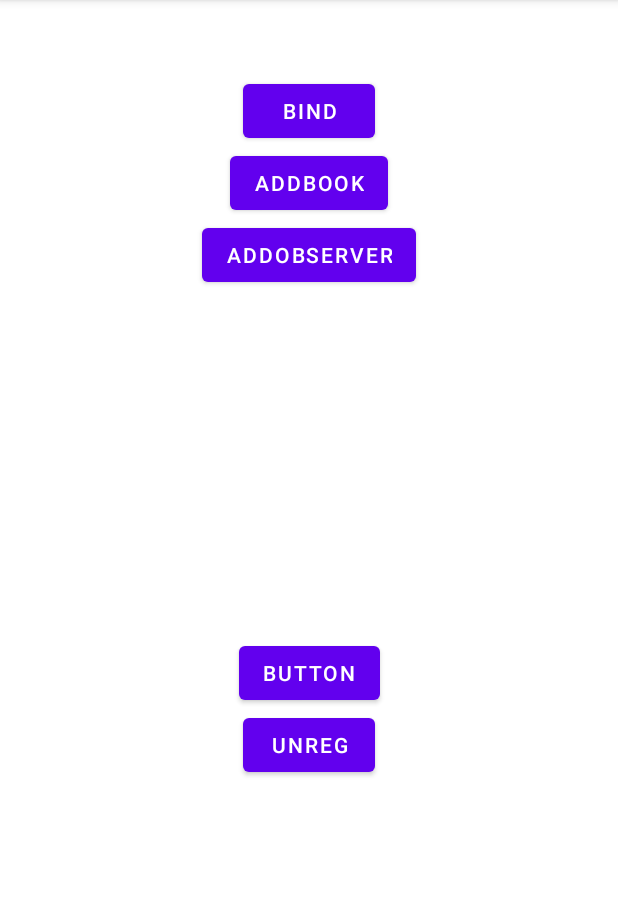
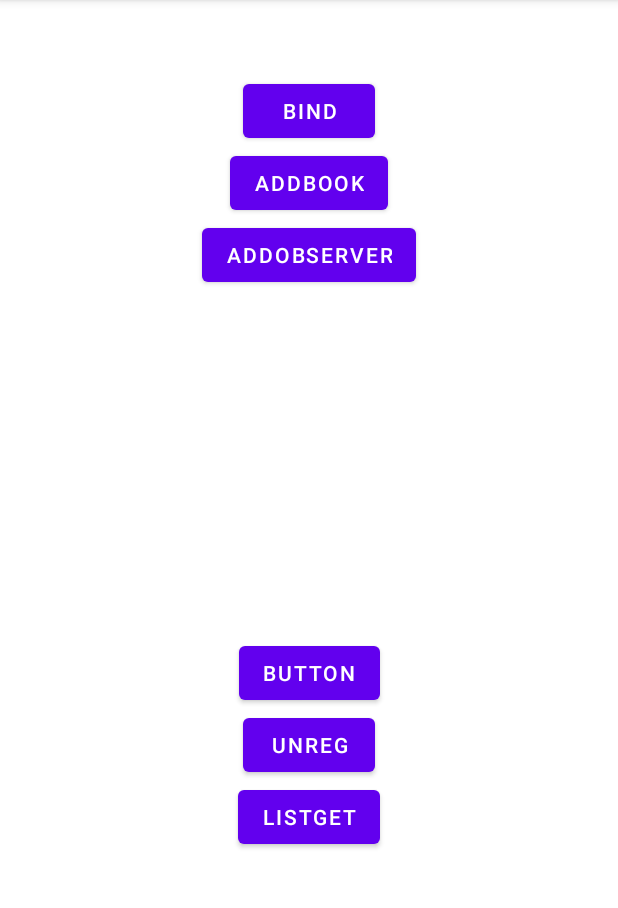
Before and after one commit to MonsterTTL/Android-Impove, an Android app: the screen it shows after launch (MainActivity), on a phone screen of 412 x 824 dp, the part 84-992 px from its top. Run offline under Robolectric (Android 15) with nearby library versions, the phone set to English and light mode, and no system bars; our stand-ins replace data binding.

Commit message:
ipcdemo2-gai

```diff
--- a/IPCDemo2/app/src/main/java/com/example/ipcdemo2/MainActivity.java
+++ b/IPCDemo2/app/src/main/java/com/example/ipcdemo2/MainActivity.java
@@ -26,7 +26,7 @@ public class MainActivity extends AppCompatActivity {
     BookManager manager;
     int Bookcounter = 0;
     int obCounter = 0;
-    private static final String TAG = "MainActivity";
+    private static final String TAG = "BookManager";
     ArrayList<Observers> obList = new ArrayList<>();
 
     @Override
@@ -69,10 +69,28 @@ public class MainActivity extends AppCompatActivity {
             }
         });
 
+        binding.btGetList.setOnClickListener(new View.OnClickListener() {
+            @Override
+            public void onClick(View v) {
+            new Thread(new Runnable() {
+                    @Override
+                    public void run() {
+                        try {
+                            manager.getBookList();
+                        } catch (RemoteException e) {
+                            throw new RuntimeException(e);
+                        }
+                    }
+                }).start();
+
+            }
+        });
+
         binding.btShow.setOnClickListener(new View.OnClickListener() {
             @Override
             public void onClick(View v) {
                 Log.d(TAG, "接下来是客户端中的数据:");
+                Log.d(TAG, "current:"+Thread.currentThread().getName());
                 for(int i = 0;i < obList.size();i++){
                     Log.d(TAG, "My Id is: "+obList.get(i).Id);
                 }
--- a/IPCDemo2/app/src/main/java/com/example/ipcdemo2/Observers.java
+++ b/IPCDemo2/app/src/main/java/com/example/ipcdemo2/Observers.java
@@ -18,7 +18,13 @@ public class Observers extends IonNewBookArrived.Stub {
 
     @Override
     public void onNewBookArrived(Book newBook) throws RemoteException {
+//        try {
+//            Thread.sleep(5000);
+//        } catch (InterruptedException e) {
+//            throw new RuntimeException(e);
+//        }
         Log.d(TAG, "My Id is:"+Id);
+        Log.d(TAG, "curThread:"+Thread.currentThread().getName());
     }
 
 }
--- a/IPCDemo2/app/src/main/res/layout/activity_main.xml
+++ b/IPCDemo2/app/src/main/res/layout/activity_main.xml
@@ -58,5 +58,14 @@
             app:layout_constraintEnd_toEndOf="parent"
             app:layout_constraintStart_toStartOf="parent"
             app:layout_constraintTop_toBottomOf="@+id/bt_show" />
+
+        <Button
+            android:id="@+id/bt_getList"
+            android:layout_width="wrap_content"
+            android:layout_height="wrap_content"
+            android:text="listGet"
+            app:layout_constraintEnd_toEndOf="parent"
+            app:layout_constraintStart_toStartOf="parent"
+            app:layout_constraintTop_toBottomOf="@+id/bt_unreg" />
     </androidx.constraintlayout.widget.ConstraintLayout>
 </layout>
```
Also changed, not shown: IPCDemo2/app/src/main/java/com/example/ipcdemo2/services/BookManagerService.java (+50 -30 lines).
